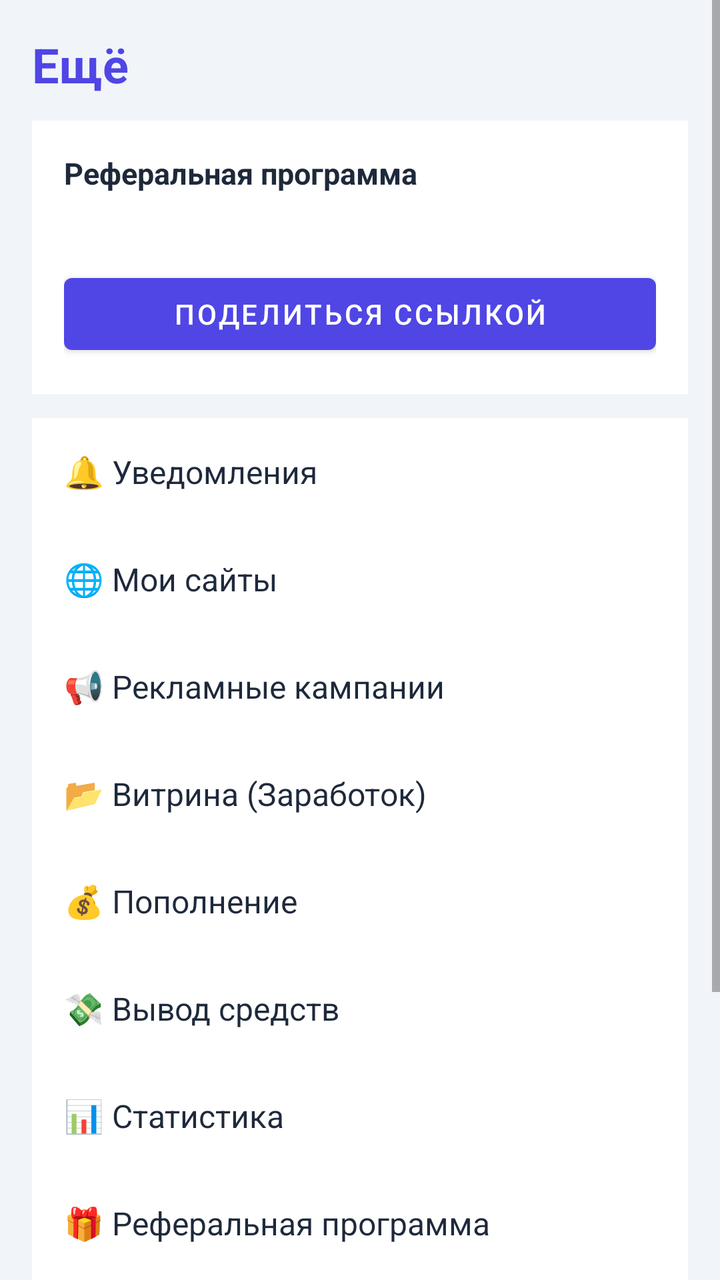
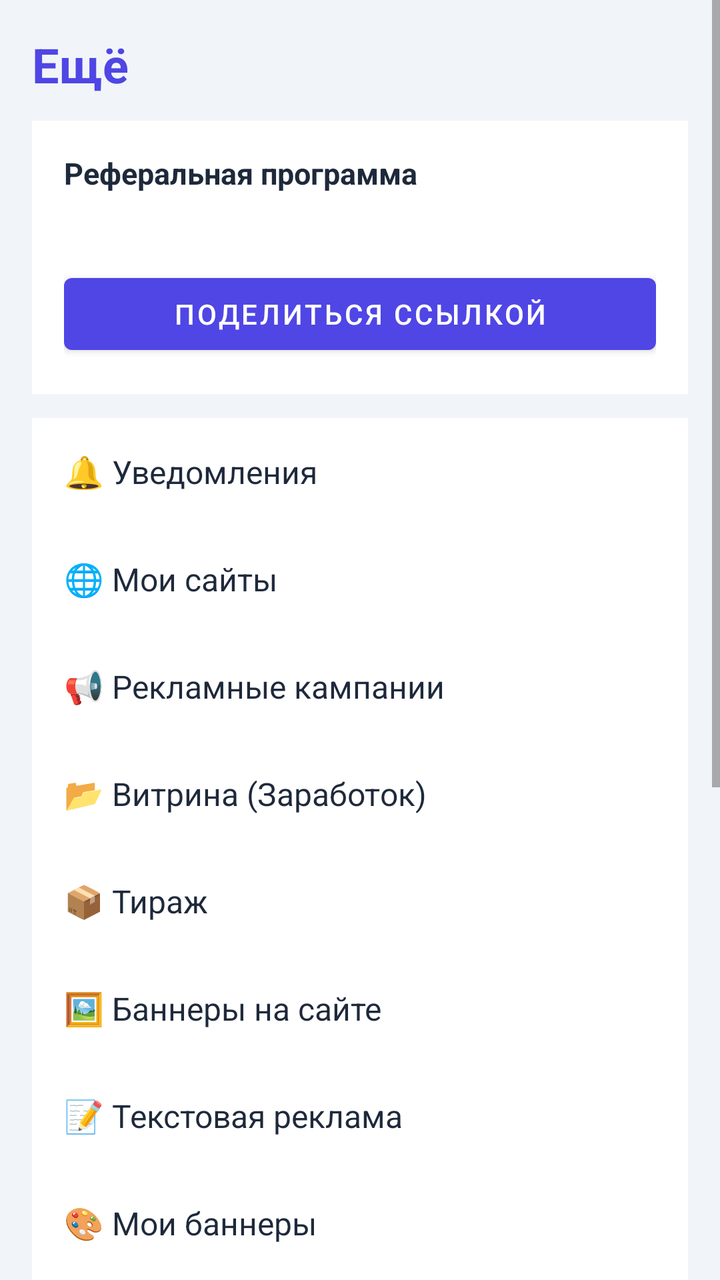

Two renders of the same Android screen: before a commit and after it. Below are the layout's source before the change and the commit's diff.
<!-- AndroidManifest.xml: application theme Theme.AdLinkPro -->
<!-- res/layout/fragment_more.xml -->
<?xml version="1.0" encoding="utf-8"?>
<ScrollView xmlns:android="http://schemas.android.com/apk/res/android"
    android:layout_width="match_parent"
    android:layout_height="match_parent"
    android:background="@color/bg_light"
    android:fillViewport="true">

    <LinearLayout
        android:layout_width="match_parent"
        android:layout_height="wrap_content"
        android:orientation="vertical"
        android:padding="16dp">

        <TextView
            android:layout_width="match_parent"
            android:layout_height="wrap_content"
            android:text="Ещё"
            android:textColor="@color/primary"
            android:textSize="24sp"
            android:textStyle="bold"
            android:layout_marginBottom="12dp"/>

        <LinearLayout
            android:layout_width="match_parent"
            android:layout_height="wrap_content"
            android:orientation="vertical"
            android:background="@color/white"
            android:padding="16dp">

            <TextView
                android:layout_width="match_parent"
                android:layout_height="wrap_content"
                android:text="Реферальная программа"
                android:textColor="@color/text_main"
                android:textSize="15sp"
                android:textStyle="bold"/>

            <TextView
                android:id="@+id/tv_referral"
                android:layout_width="match_parent"
                android:layout_height="wrap_content"
                android:textColor="@color/primary"
                android:textSize="18sp"
                android:textStyle="bold"
                android:layout_marginTop="4dp"/>

            <Button
                android:id="@+id/btn_share"
                android:layout_width="match_parent"
                android:layout_height="wrap_content"
                android:layout_marginTop="8dp"
                android:text="Поделиться ссылкой"/>
        </LinearLayout>

        <LinearLayout
            android:layout_width="match_parent"
            android:layout_height="wrap_content"
            android:orientation="vertical"
            android:background="@color/white"
            android:layout_marginTop="12dp">

            <TextView android:id="@+id/row_notif"     android:layout_width="match_parent" android:layout_height="wrap_content" android:padding="16dp" android:text="🔔 Уведомления"            android:textColor="@color/text_main" android:textSize="16sp" android:clickable="true" android:focusable="true"/>
            <TextView android:id="@+id/row_sites"     android:layout_width="match_parent" android:layout_height="wrap_content" android:padding="16dp" android:text="🌐 Мои сайты"              android:textColor="@color/text_main" android:textSize="16sp" android:clickable="true" android:focusable="true"/>
            <TextView android:id="@+id/row_campaigns" android:layout_width="match_parent" android:layout_height="wrap_content" android:padding="16dp" android:text="📢 Рекламные кампании"    android:textColor="@color/text_main" android:textSize="16sp" android:clickable="true" android:focusable="true"/>
            <TextView android:id="@+id/row_showcase"  android:layout_width="match_parent" android:layout_height="wrap_content" android:padding="16dp" android:text="📂 Витрина (Заработок)"   android:textColor="@color/text_main" android:textSize="16sp" android:clickable="true" android:focusable="true"/>
            <TextView android:id="@+id/row_deposit"   android:layout_width="match_parent" android:layout_height="wrap_content" android:padding="16dp" android:text="💰 Пополнение"            android:textColor="@color/text_main" android:textSize="16sp" android:clickable="true" android:focusable="true"/>
            <TextView android:id="@+id/row_withdraw"  android:layout_width="match_parent" android:layout_height="wrap_content" android:padding="16dp" android:text="💸 Вывод средств"         android:textColor="@color/text_main" android:textSize="16sp" android:clickable="true" android:focusable="true"/>
            <TextView android:id="@+id/row_stats"     android:layout_width="match_parent" android:layout_height="wrap_content" android:padding="16dp" android:text="📊 Статистика"            android:textColor="@color/text_main" android:textSize="16sp" android:clickable="true" android:focusable="true"/>
            <TextView android:id="@+id/row_ref"       android:layout_width="match_parent" android:layout_height="wrap_content" android:padding="16dp" android:text="🎁 Реферальная программа" android:textColor="@color/text_main" android:textSize="16sp" android:clickable="true" android:focusable="true"/>
            <TextView android:id="@+id/row_support"   android:layout_width="match_parent" android:layout_height="wrap_content" android:padding="16dp" android:text="🎧 Поддержка"             android:textColor="@color/text_main" android:textSize="16sp" android:clickable="true" android:focusable="true"/>
            <TextView android:id="@+id/row_about"     android:layout_width="match_parent" android:layout_height="wrap_content" android:padding="16dp" android:text="⭐ Отзывы"                android:textColor="@color/text_main" android:textSize="16sp" android:clickable="true" android:focusable="true"/>
        </LinearLayout>

        <Button
            android:id="@+id/btn_logout"
            android:layout_width="match_parent"
            android:layout_height="wrap_content"
            android:layout_marginTop="16dp"
            android:text="Выйти"/>
    </LinearLayout>
</ScrollView>
<!-- resources referenced by this layout -->
<resources>
  <color name="bg_light">#f1f5f9</color>
  <color name="primary">#4f46e5</color>
  <color name="text_main">#1e293b</color>
  <color name="white">#ffffff</color>
  <style name="Theme.AdLinkPro" parent="Theme.MaterialComponents.DayNight.NoActionBar">
          <item name="colorPrimary">@color/primary</item>
          <item name="colorPrimaryDark">@color/primaryDark</item>
          <item name="colorSecondary">@color/accent</item>
          <item name="android:windowBackground">@color/bgLight</item>
      </style>
  <color name="primaryDark">#4338ca</color>
  <color name="accent">#4f46e5</color>
  <color name="bgLight">#f1f5f9</color>
</resources>

<!-- the commit's change to res/layout/fragment_more.xml (unified diff, before → after) -->
@@ -59,16 +59,20 @@
             android:background="@color/white"
             android:layout_marginTop="12dp">
 
-            <TextView android:id="@+id/row_notif"     android:layout_width="match_parent" android:layout_height="wrap_content" android:padding="16dp" android:text="🔔 Уведомления"            android:textColor="@color/text_main" android:textSize="16sp" android:clickable="true" android:focusable="true"/>
-            <TextView android:id="@+id/row_sites"     android:layout_width="match_parent" android:layout_height="wrap_content" android:padding="16dp" android:text="🌐 Мои сайты"              android:textColor="@color/text_main" android:textSize="16sp" android:clickable="true" android:focusable="true"/>
-            <TextView android:id="@+id/row_campaigns" android:layout_width="match_parent" android:layout_height="wrap_content" android:padding="16dp" android:text="📢 Рекламные кампании"    android:textColor="@color/text_main" android:textSize="16sp" android:clickable="true" android:focusable="true"/>
-            <TextView android:id="@+id/row_showcase"  android:layout_width="match_parent" android:layout_height="wrap_content" android:padding="16dp" android:text="📂 Витрина (Заработок)"   android:textColor="@color/text_main" android:textSize="16sp" android:clickable="true" android:focusable="true"/>
-            <TextView android:id="@+id/row_deposit"   android:layout_width="match_parent" android:layout_height="wrap_content" android:padding="16dp" android:text="💰 Пополнение"            android:textColor="@color/text_main" android:textSize="16sp" android:clickable="true" android:focusable="true"/>
-            <TextView android:id="@+id/row_withdraw"  android:layout_width="match_parent" android:layout_height="wrap_content" android:padding="16dp" android:text="💸 Вывод средств"         android:textColor="@color/text_main" android:textSize="16sp" android:clickable="true" android:focusable="true"/>
-            <TextView android:id="@+id/row_stats"     android:layout_width="match_parent" android:layout_height="wrap_content" android:padding="16dp" android:text="📊 Статистика"            android:textColor="@color/text_main" android:textSize="16sp" android:clickable="true" android:focusable="true"/>
-            <TextView android:id="@+id/row_ref"       android:layout_width="match_parent" android:layout_height="wrap_content" android:padding="16dp" android:text="🎁 Реферальная программа" android:textColor="@color/text_main" android:textSize="16sp" android:clickable="true" android:focusable="true"/>
-            <TextView android:id="@+id/row_support"   android:layout_width="match_parent" android:layout_height="wrap_content" android:padding="16dp" android:text="🎧 Поддержка"             android:textColor="@color/text_main" android:textSize="16sp" android:clickable="true" android:focusable="true"/>
-            <TextView android:id="@+id/row_about"     android:layout_width="match_parent" android:layout_height="wrap_content" android:padding="16dp" android:text="⭐ Отзывы"                android:textColor="@color/text_main" android:textSize="16sp" android:clickable="true" android:focusable="true"/>
+            <TextView android:id="@+id/row_notif"         android:layout_width="match_parent" android:layout_height="wrap_content" android:padding="16dp" android:text="🔔 Уведомления"            android:textColor="@color/text_main" android:textSize="16sp" android:clickable="true" android:focusable="true"/>
+            <TextView android:id="@+id/row_sites"         android:layout_width="match_parent" android:layout_height="wrap_content" android:padding="16dp" android:text="🌐 Мои сайты"              android:textColor="@color/text_main" android:textSize="16sp" android:clickable="true" android:focusable="true"/>
+            <TextView android:id="@+id/row_campaigns"     android:layout_width="match_parent" android:layout_height="wrap_content" android:padding="16dp" android:text="📢 Рекламные кампании"    android:textColor="@color/text_main" android:textSize="16sp" android:clickable="true" android:focusable="true"/>
+            <TextView android:id="@+id/row_showcase"      android:layout_width="match_parent" android:layout_height="wrap_content" android:padding="16dp" android:text="📂 Витрина (Заработок)"   android:textColor="@color/text_main" android:textSize="16sp" android:clickable="true" android:focusable="true"/>
+            <TextView android:id="@+id/row_cpm_order"     android:layout_width="match_parent" android:layout_height="wrap_content" android:padding="16dp" android:text="📦 Тираж"                 android:textColor="@color/text_main" android:textSize="16sp" android:clickable="true" android:focusable="true"/>
+            <TextView android:id="@+id/row_site_banners"  android:layout_width="match_parent" android:layout_height="wrap_content" android:padding="16dp" android:text="🖼️ Баннеры на сайте"      android:textColor="@color/text_main" android:textSize="16sp" android:clickable="true" android:focusable="true"/>
+            <TextView android:id="@+id/row_text_ads"      android:layout_width="match_parent" android:layout_height="wrap_content" android:padding="16dp" android:text="📝 Текстовая реклама"     android:textColor="@color/text_main" android:textSize="16sp" android:clickable="true" android:focusable="true"/>
+            <TextView android:id="@+id/row_my_banners"    android:layout_width="match_parent" android:layout_height="wrap_content" android:padding="16dp" android:text="🎨 Мои баннеры"           android:textColor="@color/text_main" android:textSize="16sp" android:clickable="true" android:focusable="true"/>
+            <TextView android:id="@+id/row_deposit"       android:layout_width="match_parent" android:layout_height="wrap_content" android:padding="16dp" android:text="💰 Пополнение"            android:textColor="@color/text_main" android:textSize="16sp" android:clickable="true" android:focusable="true"/>
+            <TextView android:id="@+id/row_withdraw"      android:layout_width="match_parent" android:layout_height="wrap_content" android:padding="16dp" android:text="💸 Вывод средств"         android:textColor="@color/text_main" android:textSize="16sp" android:clickable="true" android:focusable="true"/>
+            <TextView android:id="@+id/row_stats"         android:layout_width="match_parent" android:layout_height="wrap_content" android:padding="16dp" android:text="📊 Статистика"            android:textColor="@color/text_main" android:textSize="16sp" android:clickable="true" android:focusable="true"/>
+            <TextView android:id="@+id/row_ref"           android:layout_width="match_parent" android:layout_height="wrap_content" android:padding="16dp" android:text="🎁 Реферальная программа" android:textColor="@color/text_main" android:textSize="16sp" android:clickable="true" android:focusable="true"/>
+            <TextView android:id="@+id/row_support"       android:layout_width="match_parent" android:layout_height="wrap_content" android:padding="16dp" android:text="🎧 Поддержка"             android:textColor="@color/text_main" android:textSize="16sp" android:clickable="true" android:focusable="true"/>
+            <TextView android:id="@+id/row_about"         android:layout_width="match_parent" android:layout_height="wrap_content" android:padding="16dp" android:text="⭐ Отзывы"                android:textColor="@color/text_main" android:textSize="16sp" android:clickable="true" android:focusable="true"/>
         </LinearLayout>
 
         <Button
